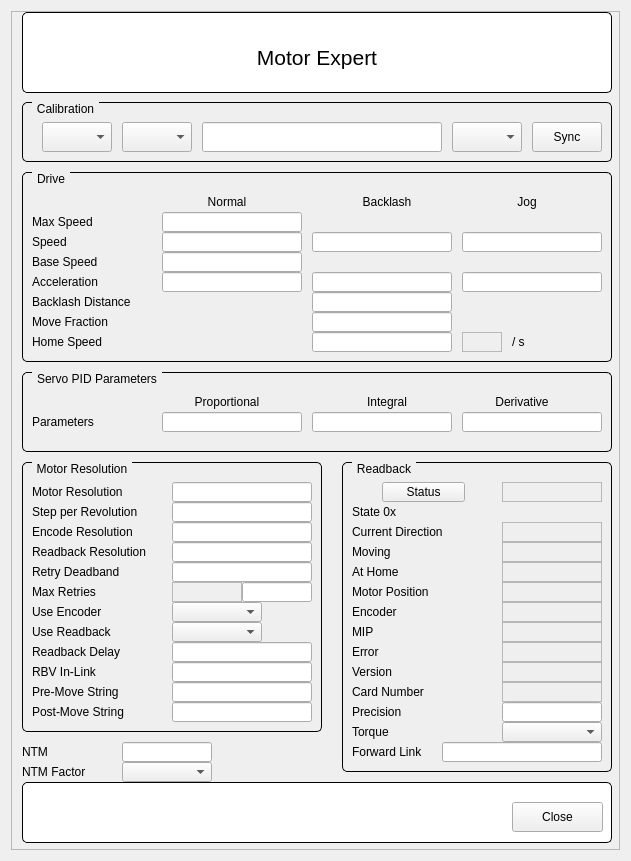
First picture: the form in FormGalilMotorExpert.ui, repository SESAME-Synchrotron/galil-qt, before the edit.
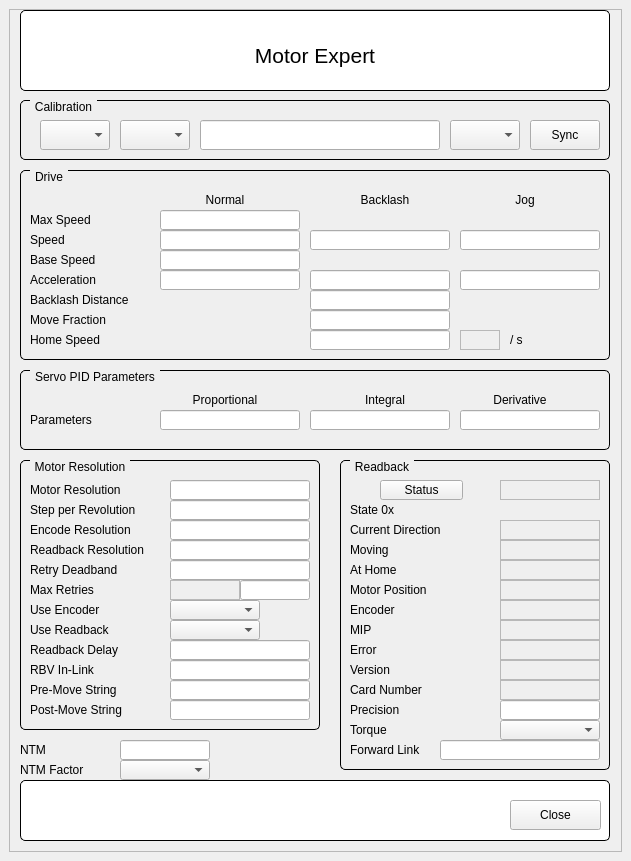
Second picture: the form after the edit. Custom widgets are drawn as their Qt base class.

```diff
--- a/FormGalilMotorExpert.ui
+++ b/FormGalilMotorExpert.ui
@@ -1,7 +1,7 @@
 <?xml version="1.0" encoding="UTF-8"?>
 <ui version="4.0">
  <class>FormGalilMotorExpert</class>
- <widget class="QWidget" name="FormGalilMotorExpert">
+ <widget class="QMainWindow" name="FormGalilMotorExpert">
   <property name="geometry">
    <rect>
     <x>0</x>
@@ -13,6 +13,7 @@
   <property name="windowTitle">
    <string>Form</string>
   </property>
+  <widget class="QWidget" name="centralwidget">
   <layout class="QGridLayout" name="gridLayout">
    <item row="0" column="0">
     <widget class="QScrollArea" name="scrollArea">
@@ -1769,6 +1770,7 @@
     </widget>
    </item>
   </layout>
+  </widget>
  </widget>
  <customwidgets>
   <customwidget>
```
Left out of the diff: 150 changed lines with no effect on the pictures. Lines whose indentation alone changed are shown as unchanged.
